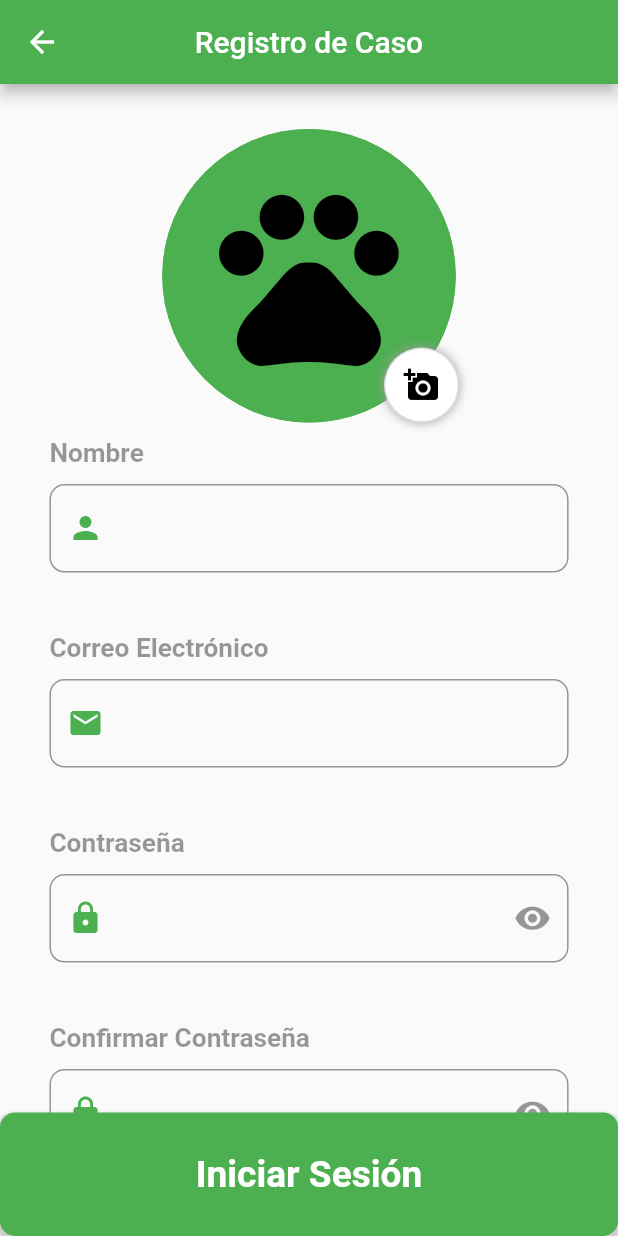
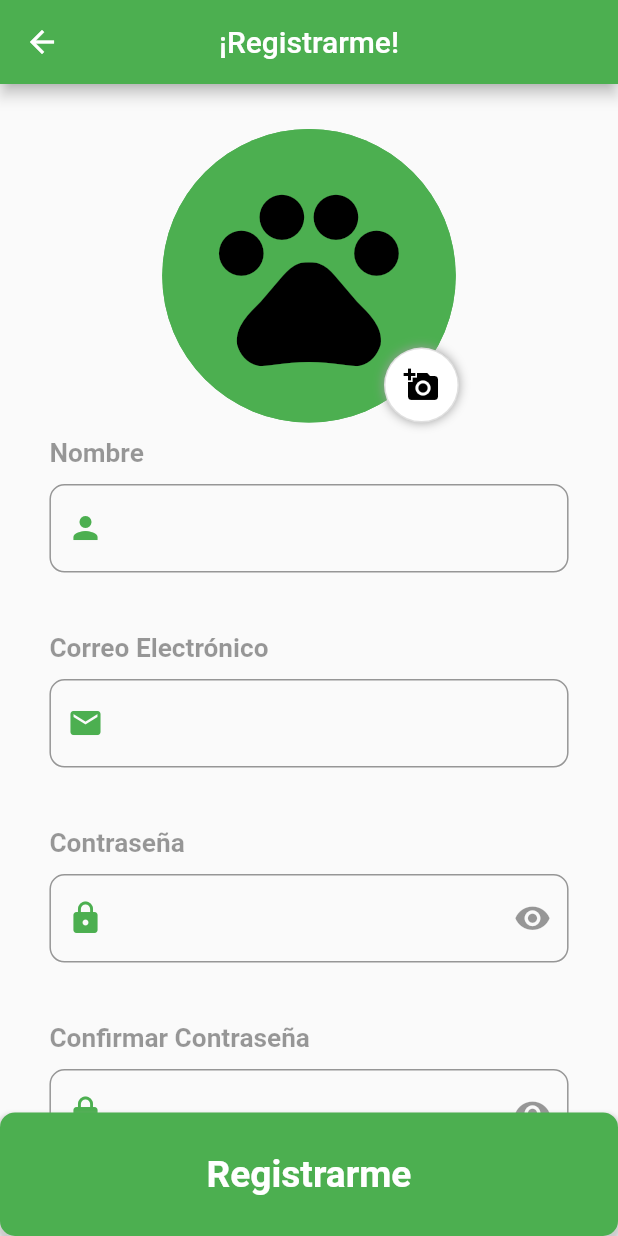
Before and after one commit to saulleonardo1999/mascota_alerta, a Flutter app: the screen it shows after launch, after a tap on "Registrarse", on a phone screen of 412 x 824 dp. Run offline on Flutter 3.47's test engine with Material 2 defaults, Android fonts, the phone set to English and light mode, and no system bars; our stand-ins replace animate_do, geolocator, google_maps_flutter, image_picker, shared_preferences; missing offline and left inert: geocoder, geohash; accounts and stored records are empty; network calls fail.

Commit message:
Implementacion de cambios en las vistas de la app y de la api key de los mapas

```diff
--- a/lib/provider/caseProvider.dart
+++ b/lib/provider/caseProvider.dart
@@ -1,9 +1,6 @@
 import 'dart:convert';
-
 import 'package:http/http.dart' as http;
 import 'package:mascota_alerta/models/caseModel.dart';
-import 'package:mascota_alerta/models/userModel.dart';
-import 'package:shared_preferences/shared_preferences.dart';
 
 class CaseProvider{
   final String _url = "https://mascotas-8060d.firebaseio.com";
@@ -23,7 +20,7 @@ class CaseProvider{
   }
   Future <List<CaseModel>> getCases() async {
     final url = "$_url/cases.json";
-    List<CaseModel> casesList = new List();
+    List<CaseModel> casesList = [];
     try{
       final resp = await http.get(url);
       final Map <String, dynamic> decodedData = json.decode(resp.body);
--- a/lib/ui/auth/registerPage.dart
+++ b/lib/ui/auth/registerPage.dart
@@ -63,7 +63,7 @@ class _RegisterPageState extends State<RegisterPage> {
       appBar: AppBar(
         centerTitle: true,
         title: Text(
-            "Registro de Caso"
+            "¡Registrarme!"
         ),
       ),
       body: SingleChildScrollView(
@@ -198,7 +198,7 @@ class _RegisterPageState extends State<RegisterPage> {
                 color: Colors.green),
             child: Center(
               child: Text(
-                'Iniciar Sesión',
+                'Registrarme',
                 style: TextStyle(
                     fontSize: MediaQuery.of(context).size.width*0.06,
                     color: Colors.white,
--- a/lib/ui/auth/welcomePage.dart
+++ b/lib/ui/auth/welcomePage.dart
@@ -46,7 +46,7 @@ class _WelcomePageState extends State<WelcomePage> {
                         "MascotAlerta",
                         style: new TextStyle(
                             color: Colors.green,
-                            fontSize: MediaQuery.of(context).size.width * .11,
+                            fontSize: MediaQuery.of(context).size.width * .07,
                             fontWeight: FontWeight.bold)
                     ),
                   ],
```
Also changed, not shown: pubspec.lock, 1 other file.
